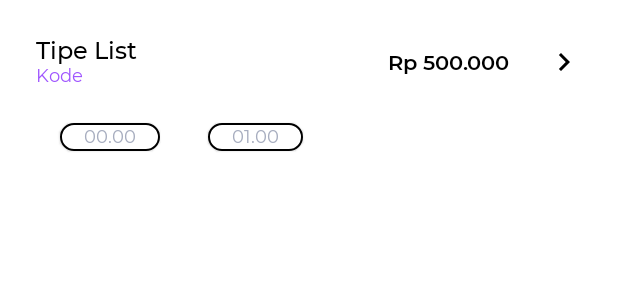
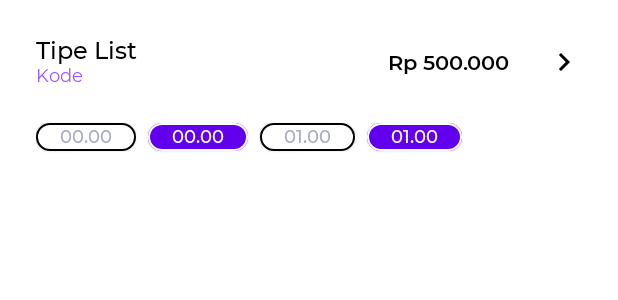
Before and after one commit to wiryadev/ADS-Advance-Compose, an Android app built with Jetpack Compose: the @Preview function BusItemPreview, on a phone screen of 412 x 824 dp. Shown: the top 300 px of the screen. Run offline under Robolectric (Android 15) with nearby library versions, the phone set to English and light mode, and no system bars.

Commit message:
Refactor ItemBus.kt and ItemTime.kt

```diff
--- a/app/src/main/java/com/wiryadev/adsadvancecompose/ui/components/ItemBus.kt
+++ b/app/src/main/java/com/wiryadev/adsadvancecompose/ui/components/ItemBus.kt
@@ -1,7 +1,10 @@
 package com.wiryadev.adsadvancecompose.ui.components
 
 import androidx.compose.foundation.background
+import androidx.compose.foundation.gestures.scrollable
+import androidx.compose.foundation.horizontalScroll
 import androidx.compose.foundation.layout.*
+import androidx.compose.foundation.rememberScrollState
 import androidx.compose.material.MaterialTheme
 import androidx.compose.material.Text
 import androidx.compose.runtime.Composable
@@ -76,9 +79,14 @@ fun ItemBus(
             }
         }
         Spacer(modifier = Modifier.height(16.dp))
-        Row {
+        Row(
+            modifier = Modifier
+                .horizontalScroll(rememberScrollState())
+                .fillMaxWidth()
+        ) {
             for (i in 0..item) {
-                ItemTime(time = "0$i.00")
+                ItemTime(time = "0$i.00", selected = false)
+                ItemTime(time = "0$i.00", selected = true)
             }
         }
     }
@@ -89,7 +97,7 @@ fun ItemBus(
 fun BusItemPreview() {
     ADSAdvanceComposeTheme {
         ItemBus(
-            Random.nextInt(1, 3)
+            Random.nextInt(1, 2)
         )
     }
 }
--- a/app/src/main/java/com/wiryadev/adsadvancecompose/ui/components/ItemTime.kt
+++ b/app/src/main/java/com/wiryadev/adsadvancecompose/ui/components/ItemTime.kt
@@ -2,7 +2,7 @@ package com.wiryadev.adsadvancecompose.ui.components
 
 import androidx.compose.foundation.BorderStroke
 import androidx.compose.foundation.background
-import androidx.compose.foundation.layout.Box
+import androidx.compose.foundation.layout.Row
 import androidx.compose.foundation.layout.fillMaxWidth
 import androidx.compose.foundation.layout.padding
 import androidx.compose.foundation.shape.RoundedCornerShape
@@ -10,10 +10,10 @@ import androidx.compose.material.Card
 import androidx.compose.material.MaterialTheme
 import androidx.compose.material.Text
 import androidx.compose.runtime.Composable
-import androidx.compose.ui.Alignment
 import androidx.compose.ui.Modifier
 import androidx.compose.ui.graphics.Color
 import androidx.compose.ui.text.TextStyle
+import androidx.compose.ui.text.font.FontWeight
 import androidx.compose.ui.tooling.preview.Preview
 import androidx.compose.ui.unit.dp
 import androidx.compose.ui.unit.sp
@@ -24,25 +24,25 @@ import com.wiryadev.adsadvancecompose.ui.theme.Montserrat
 fun ItemTime(
     modifier: Modifier = Modifier,
     time: String,
+    selected: Boolean,
 ) {
     Card(
         modifier = modifier
-            .padding(
-                vertical = 8.dp,
-                horizontal = 16.dp
-            ),
+            .padding(vertical = 8.dp)
+            .padding(end = 8.dp),
         shape = RoundedCornerShape(50),
-        backgroundColor = MaterialTheme.colors.background,
+        backgroundColor = if (selected) MaterialTheme.colors.primary else MaterialTheme.colors.background,
         border = BorderStroke(
             width = 1.dp,
-            color = MaterialTheme.colors.onSurface
+            color = if (selected) MaterialTheme.colors.background else MaterialTheme.colors.onSurface
         ),
     ) {
         Text(
             text = time,
-            color = Color(0xFFA7ADBF),
+            color = if (selected) MaterialTheme.colors.background else Color(0xFFA7ADBF),
             style = TextStyle(
                 fontFamily = Montserrat,
+                fontWeight = FontWeight.Medium,
                 fontSize = 12.sp
             ),
             modifier = Modifier
@@ -58,13 +58,14 @@ fun ItemTime(
 @Composable
 fun ItemTimePreview() {
     ADSAdvanceComposeTheme {
-        Box(
+        Row(
             modifier = Modifier
                 .fillMaxWidth()
                 .background(Color.White),
-            contentAlignment = Alignment.Center
         ) {
-            ItemTime(time = "07.00")
+            ItemTime(time = "07.00", selected = true)
+            ItemTime(time = "08.00", selected = false)
+            ItemTime(time = "09.00", selected = false)
         }
     }
 }
```
